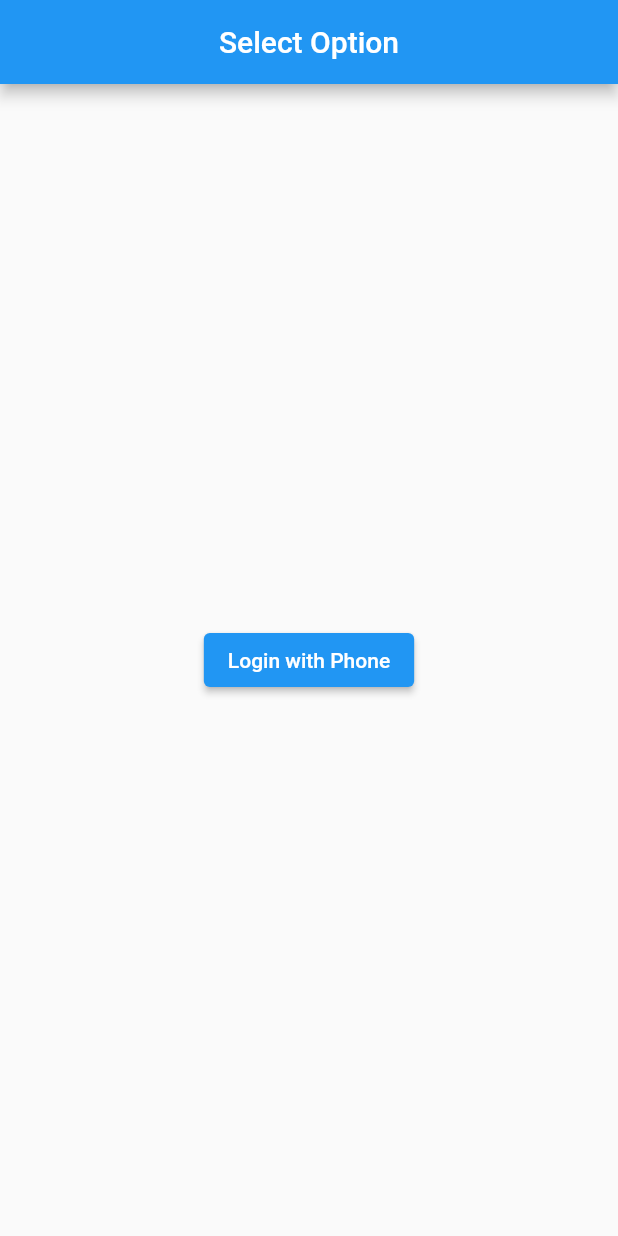
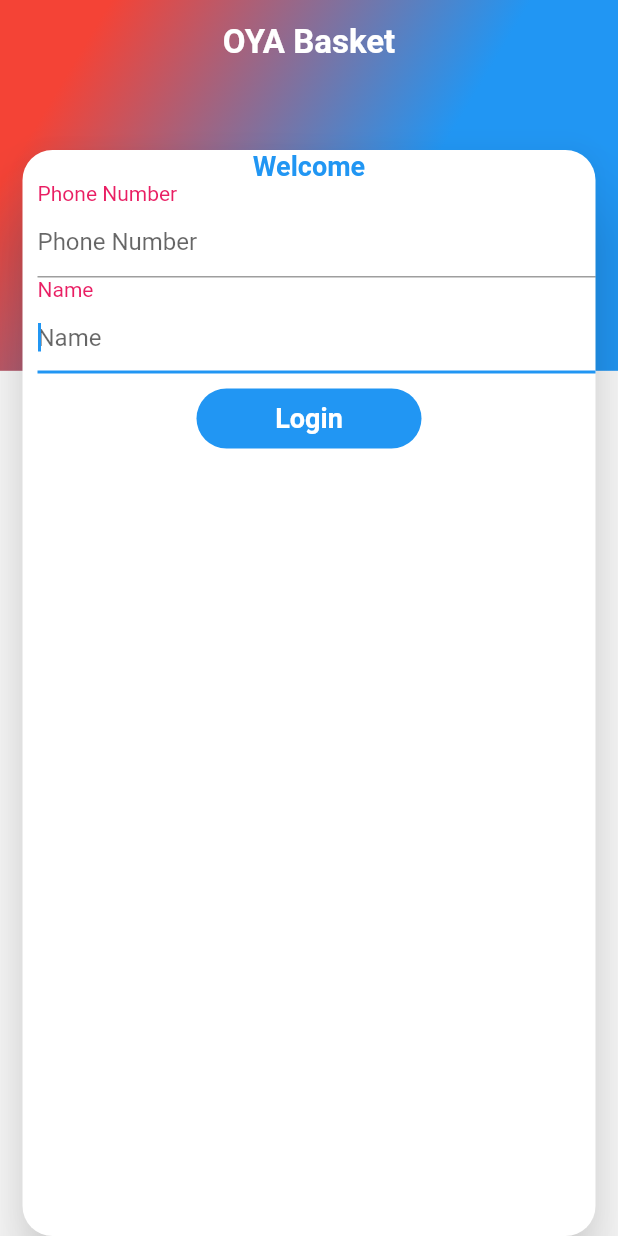
Before and after one commit to pmmohammedfarman/Phone-No-OTP-Authentication-in-Flutter, a Flutter app: the screen it shows after launch, on a phone screen of 412 x 824 dp. Run offline on Flutter 3.47's test engine with Material 2 defaults, Android fonts, the phone set to English and light mode, and no system bars; our stand-ins replace firebase_auth, firebase_core, sms_autofill; missing offline and left inert: flutter_sms; accounts and stored records are empty.

Commit message:
Initial Commit

```diff
--- a/lib/main.dart
+++ b/lib/main.dart
@@ -1,71 +1,158 @@
+import 'package:authentication/OTP_Screen.dart';
+import 'package:authentication/home.dart';
+import 'package:flutter/material.dart';
 import 'package:authentication/LoginWidget.dart';
 import 'package:firebase_core/firebase_core.dart';
-import 'package:flutter/material.dart';
-//import 'package:flutter_google_auth_practice/screens/login_with_facebook.dart';00
-//import 'package:flutter_google_auth_practice/screens/login_with_google.dart';
-///import 'package:flutter_google_auth_practice/screens/login_with_phone.dart';
-//import 'package:flutter_google_auth_practice/screens/login_with_twitter.dart';
+import 'package:firebase_auth/firebase_auth.dart';
+import 'package:sms_autofill/sms_autofill.dart';
 
 Future<void> main() async {
   WidgetsFlutterBinding.ensureInitialized();
   await Firebase.initializeApp();
-  runApp(MyApp());
+  runApp(
+      MaterialApp(
+          home: SignIn(),),
+
+  );
+}
+class SignIn extends StatefulWidget {
+  @override
+  _SignInState createState() => _SignInState();
 }
 
-class MyApp extends StatelessWidget {
-  @override
-  Widget build(BuildContext context) {
-    return MaterialApp(
-      title: 'Login',
-      theme: ThemeData(
-        primarySwatch: Colors.blue,
-      ),
-      home: HomeScreen(),
-    );
-  }
-}
-
-class HomeScreen extends StatelessWidget {
-  const HomeScreen({Key? key}) : super(key: key);
+class _SignInState extends State<SignIn> {
+  final _formKey = GlobalKey<FormState>();
+  //final UserCredential userCredential =
+  //UserCredential(usernameOrEmail: '', password: '');
+  final TextEditingController _controller = TextEditingController();
+  final TextEditingController _controller1 = TextEditingController();
+  bool istrue = false;
 
   @override
   Widget build(BuildContext context) {
     return Scaffold(
-      appBar: AppBar(
-        centerTitle: true,
-        title: Text("Select Option"),
+
+        body: setUserForm()
+    );
+
+  }
+  Widget setUserForm() {
+    return Stack(children: <Widget>[
+      // Background with gradient
+      Container(
+          decoration: BoxDecoration(
+              gradient: LinearGradient(
+                  begin: Alignment.centerLeft,
+                  end: Alignment.bottomCenter,
+                  colors: [Colors.red, Colors.blue])),
+          height: MediaQuery.of(context).size.height * 0.3
       ),
-      body: Container(
-        width: MediaQuery.of(context).size.width,
-        child: Column(
-          mainAxisAlignment: MainAxisAlignment.center,
-          crossAxisAlignment: CrossAxisAlignment.center,
-          children: [
-            /*ElevatedButton(
-                onPressed: () {
-                  Navigator.of(context).push(MaterialPageRoute(builder: (context) => LoginWithGoogle()));
-                },
-                child: Text("Login with google")),
-            ElevatedButton(
-                onPressed: () {
-                  Navigator.of(context).push(MaterialPageRoute(builder: (context) => LoginWithFacebook()));
-                },
-                child: Text("Login with facebook")),*/
+      //Above card
+      Card(
 
-            ElevatedButton(
-                onPressed: () {
-                  Navigator.of(context).push(MaterialPageRoute(builder: (context) => LoginWidget()));
-                },
-                child: Text("Login with Phone")),
+        elevation: 20.0,
+        shape: RoundedRectangleBorder(
+          borderRadius: BorderRadius.circular(20.0), //<-- SEE HERE
+        ),
+        margin: EdgeInsets.only(left: 15.0, right: 15.0, top: 100.0),
+        child: Column(children:<Widget> [
+          Center(
+            child: Text("Welcome",style: TextStyle(fontSize: 18,fontWeight: FontWeight.bold,color:  Theme
+                .of(context)
+                .colorScheme
+                .primary,),),
+          ),
+          Padding(padding: EdgeInsets.only(left: 10)),
+          Padding(
+            padding: EdgeInsets.only(left: 10),
+            child: Align(
+                alignment: Alignment.bottomLeft,
+                child: Text("Phone Number",style: TextStyle(color: Colors.pink,fontSize: 14),)),
+          ),
+          Padding(
+            padding: EdgeInsets.only(left: 10),
+            child: TextFormField(
+              controller: _controller,
+              decoration: const InputDecoration(
+                hintText: "Phone Number",
+                // ),
+                // onTap: ()async{
+                //   DateTime?pickeddate=await showDatePicker(context: context, initialDate: DateTime.now(), firstDate: DateTime(2000), lastDate: DateTime(2101));
+                //   if(pickeddate!=null){
+                //     setState((){
+                //
+                //       _controller1.text=DateFormat.yMMMMEEEEd().format(pickeddate);
+                //     });
+                //   }
+                // },
+              ),),
+          ),
+          Padding(
+            padding: EdgeInsets.only(left: 10),
+            child: Align(
+                alignment: Alignment.bottomLeft,
+                child: Text("Name",style: TextStyle(color: Colors.pink,fontSize: 14),)),
+          ),
+          Padding(
+            padding: EdgeInsets.only(left: 10),
+            child: TextFormField(
+              autofocus: true,
+              controller: _controller1,
+              decoration: const InputDecoration(
+                hintText: "Name",
 
-            /*ElevatedButton(
-                onPressed: () {
-                  Navigator.of(context).push(MaterialPageRoute(builder: (context) => LoginWithTwitter()));
-                },
-                child: Text("Login with Twitter"))*/
-          ],
+                // ),
+                // onTap: ()async{
+                //   DateTime?pickeddate=await showDatePicker(context: context, initialDate: DateTime.now(), firstDate: DateTime(2000), lastDate: DateTime(2101));
+                //   if(pickeddate!=null){
+                //     setState((){
+                //
+                //       _controller1.text=DateFormat.yMMMMEEEEd().format(pickeddate);
+                //     });
+                //   }
+                // },
+              ),),
+          ),
+
+          Padding(
+            padding: EdgeInsets.only(top: 10),
+            child: Container(
+              width: 150,
+              height: 40,
+              decoration: BoxDecoration(
+                  color:Theme
+                      .of(context)
+                      .colorScheme
+                      .primary,
+                  borderRadius: BorderRadius.all(Radius.circular(20))),
+
+              child: TextButton(onPressed: (){
+                Navigator.of(context)
+                    .push(MaterialPageRoute(builder: (context) => OTPScreen(phn: _controller.text,)));
+              },child: Text("Login",style: TextStyle(color: Colors.white,fontSize: 18,fontWeight: FontWeight.bold),),),
+
+            ),
+          )
+
+        ],),
+      ),
+      // Positioned to take only AppBar size
+      Positioned(
+        top: 0.0,
+        left: 0.0,
+        right: 0.0,
+        child: AppBar(
+          // Add AppBar here only
+          automaticallyImplyLeading: false,
+          backgroundColor: Colors.transparent,
+          centerTitle: true,
+          elevation: 0.0,
+          title: Text("OYA Basket",style: TextStyle(color: Colors.white,fontSize: 22,fontWeight: FontWeight.bold),),
         ),
       ),
-    );
+
+    ]);
   }
+
+
 }
--- a/pubspec.yaml
+++ b/pubspec.yaml
@@ -38,6 +38,8 @@ dependencies:
   firebase_auth: ^4.2.5
   flutter_sms: ^2.3.2
   firebase_core: ^2.4.1
+  sms_autofill: ^2.2.0
+
   #google_sign_in: ^5.1.0
   #flutter_facebook_auth: ^3.5.1
   #fluttertoast: ^8.0.8
```
Also changed, not shown: lib/LoginWidget.dart (+12 -4 lines), lib/OTP_Screen.dart (added, +229 -0 lines), pubspec.lock, 1 other file.
